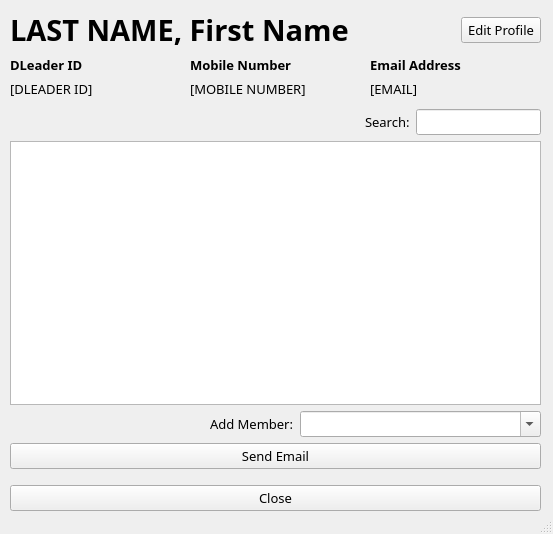
Before: the Qt Designer form ui/managerDLeaderProfile.ui in nikeyys/comsci-ia, drawn with Qt 5.
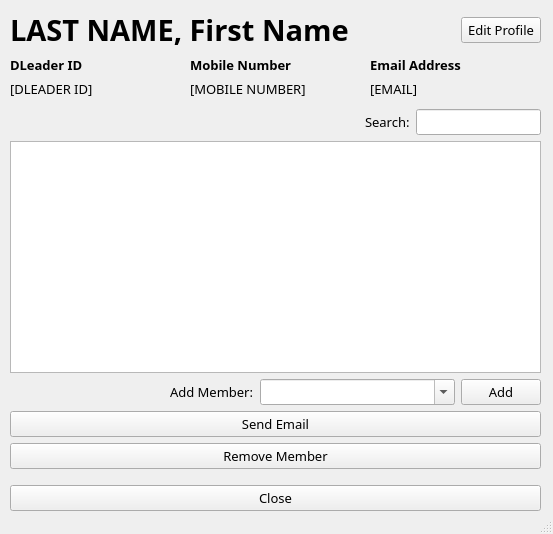
After: the same form once the commit is applied.

The edit to the form file:
```diff
--- a/ui/managerDLeaderProfile.ui
+++ b/ui/managerDLeaderProfile.ui
@@ -272,7 +272,7 @@
          </property>
          <property name="sizeHint" stdset="0">
           <size>
-           <width>200</width>
+           <width>160</width>
            <height>20</height>
           </size>
          </property>
@@ -298,6 +298,25 @@
          </property>
         </widget>
        </item>
+       <item>
+        <widget class="QPushButton" name="btn_addMember">
+         <property name="sizePolicy">
+          <sizepolicy hsizetype="Maximum" vsizetype="Fixed">
+           <horstretch>0</horstretch>
+           <verstretch>0</verstretch>
+          </sizepolicy>
+         </property>
+         <property name="text">
+          <string>Add</string>
+         </property>
+         <property name="default">
+          <bool>false</bool>
+         </property>
+         <property name="flat">
+          <bool>false</bool>
+         </property>
+        </widget>
+       </item>
       </layout>
      </item>
      <item>
@@ -307,6 +326,13 @@
        </property>
       </widget>
      </item>
+     <item>
+      <widget class="QPushButton" name="btn_removeMember">
+       <property name="text">
+        <string>Remove Member</string>
+       </property>
+      </widget>
+     </item>
      <item>
       <spacer name="verticalSpacer">
        <property name="orientation">
```
